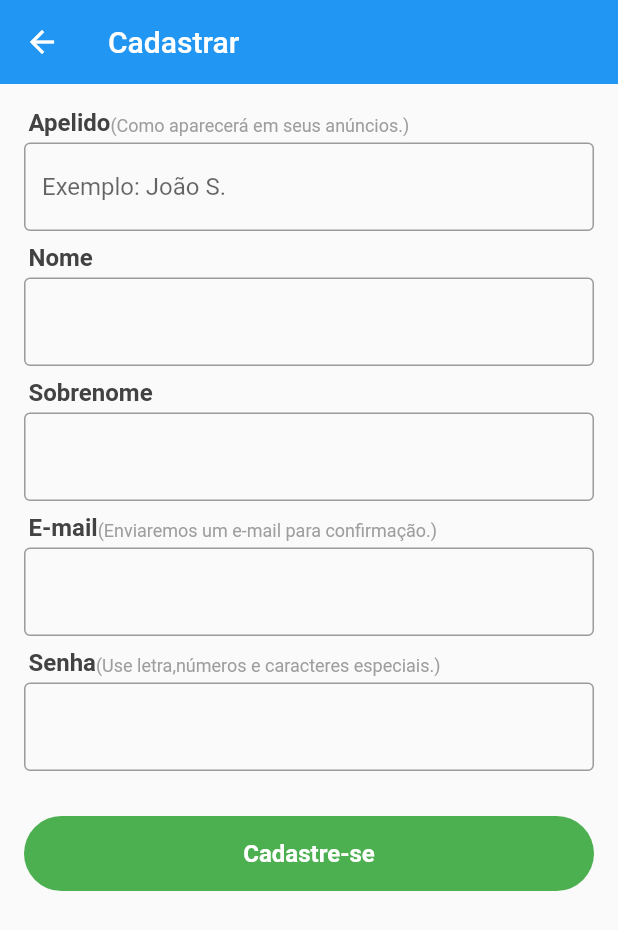
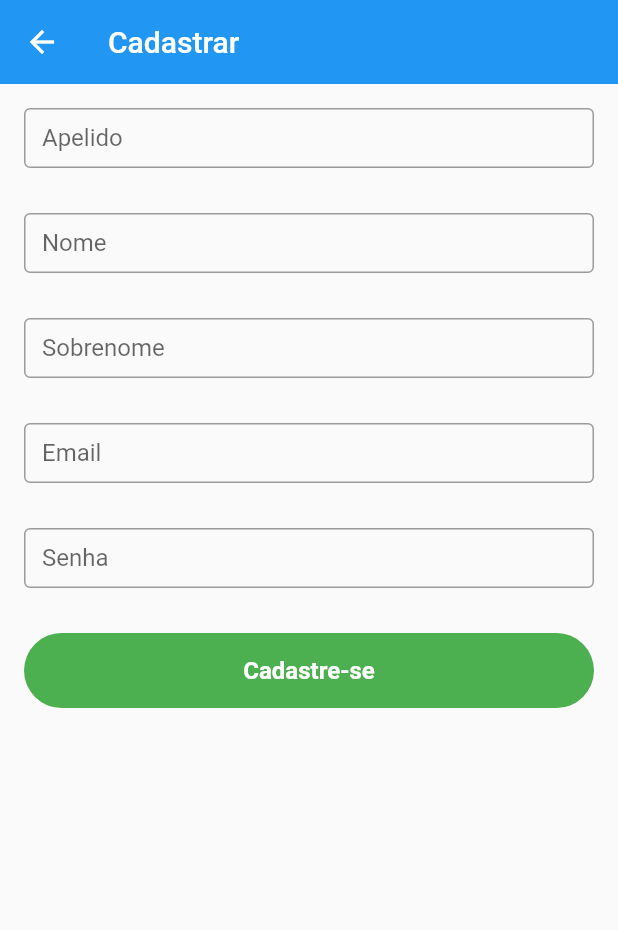
Before and after one commit to SergioJunnior/Teste-Monitora, a Flutter app: the screen it shows after launch, after a tap on "Cadastre-se", on a phone screen of 412 x 824 dp. Shown: the top 930 px of the screen. Run offline on Flutter 3.47's test engine with Material 2 defaults, Android fonts, the phone set to English and light mode, and no system bars; our stand-ins replace rxdart.

Commit message:
Mudanças que lider passou[Mudanças]

```diff
--- a/teste_lider/lib/Validators/login_validator.dart
+++ b/teste_lider/lib/Validators/login_validator.dart
@@ -1,6 +1,7 @@
 import 'dart:async';
 
 import 'package:teste_lider/bloc/login/field_statebloc.dart';
+import 'package:teste_lider/screens/Widgets/login_button.dart';
 
 class LoginValidator {
   final StreamTransformer < String, FieldState > emailValidator = StreamTransformer < String, FieldState > .fromHandlers(
--- a/teste_lider/lib/screens/SignUp/signup_screen.dart
+++ b/teste_lider/lib/screens/SignUp/signup_screen.dart
@@ -1,6 +1,5 @@
 import 'package:flutter/material.dart';
 import 'package:teste_lider/bloc/signup_bloc.dart';
-import 'package:teste_lider/screens/SignUp/widgets/field_title.dart';
 import 'package:teste_lider/screens/SignUp/widgets/password_field.dart';
 
 class SignUpScreen extends StatefulWidget {
@@ -50,14 +49,13 @@ class _SignUpScreenState extends State < SignUpScreen > {
               return ListView(
                 padding: const EdgeInsets.all(16),
                   children: < Widget > [
-                    const FieldTitle(
-                        title: "Apelido",
-                        subtitle: "(Como aparecerá em seus anúncios.)",
-                      ),
-                      TextFormField(
-                        decoration: const InputDecoration(
+                      Container(
+                        height: 40,
+                        child:TextFormField(
+                          decoration: const InputDecoration(
+                            labelText: "Apelido",
                             border: OutlineInputBorder(),
-                            hintText: "Exemplo: João S."
+
                           ),
                           validator: (text) {
                             if (text.length < 6)
@@ -66,36 +64,37 @@ class _SignUpScreenState extends State < SignUpScreen > {
                           },
                           onSaved: _signUpBloc.setApelido,
                       ),
-                      const SizedBox(height: 8),
-                        const FieldTitle(
-                            title: "Nome",
-                            subtitle: "",
-                          ),
-                          TextFormField(
+                      ),
+                      Padding(padding: EdgeInsets.symmetric(vertical:15)),
+                        Container(
+                          height:40,
+                          child: TextFormField(
                             decoration: const InputDecoration(
                                 border: OutlineInputBorder(),
+                                labelText: "Nome"
                               ),
                               onSaved: _signUpBloc.setNome,
                           ),
-                          const SizedBox(height: 8),
-                            const FieldTitle(
-                                title: "Sobrenome",
-                                subtitle: "",
-                              ),
-                              TextFormField(
+                          ),
+                          Padding(padding: EdgeInsets.symmetric(vertical:15)),
+                          Container(
+                                height: 40,
+                              child:TextFormField(
                                 decoration: const InputDecoration(
                                     border: OutlineInputBorder(),
+                                    labelText: "Sobrenome",
                                   ),
                                   onSaved: _signUpBloc.setSobrenome,
                               ),
-                              const SizedBox(height: 8),
-                                const FieldTitle(
-                                    title: "E-mail",
-                                    subtitle: "(Enviaremos um e-mail para confirmação.)",
-                                  ),
-                                  TextFormField(
+                              ),
+
+                                  Padding(padding: EdgeInsets.symmetric(vertical:15)),
+                                  Container(
+                                    height: 40,
+                                    child:TextFormField(
                                     decoration: const InputDecoration(
                                         border: OutlineInputBorder(),
+                                        labelText: "Email"
                                       ),
                                       validator: (text) {
                                         if (text.length < 6 || !text.contains(RegExp(r"^(([^<>()[\]\\.,;:\s@\']+(\.[^<>()[\]\\.,;:\s@\']+)*)|(\'.+\'))@((\[[0-9]{1,3}\.[0-9]{1,3}\.[0-9]{1,3}\.[0-9]{1,3}\])|(([a-zA-Z\-0-9]+\.)+[a-zA-Z]{2,}))$")))
@@ -104,12 +103,8 @@ class _SignUpScreenState extends State < SignUpScreen > {
 
                                       },
                                       onSaved: _signUpBloc.setEmail,
-                                  ),
-                                  const SizedBox(height: 8),
-                                    const FieldTitle(
-                                        title: "Senha",
-                                        subtitle: "(Use letra,números e caracteres especiais.)",
-                                      ),
+                                  ),),
+
                                       PasswordField(
                                         onSaved: _signUpBloc.setPassword,
                                       ),
--- a/teste_lider/lib/screens/SignUp/widgets/field_title.dart
+++ /dev/null
@@ -1,37 +0,0 @@
-import 'package:flutter/material.dart';
-
-class FieldTitle extends StatelessWidget {
-
-  const FieldTitle({this.title, this.subtitle});
-
-  final String title;
-  final String subtitle;
-
-  @override
-  Widget build(BuildContext context) {
-    return Padding(
-      padding: const EdgeInsets.only(left:3 , bottom:4),
-      child: Row(
-        crossAxisAlignment: CrossAxisAlignment.end,
-        children:<Widget>[
-          Text(
-            '$title',
-            style: TextStyle(
-              color: Colors.grey[800],
-              fontSize:16,
-              fontWeight: FontWeight.w700,
-            ),
-          ),
-          Text(
-            '$subtitle',
-            style: TextStyle(
-              color:Colors.grey,
-              fontSize:12,
-            ),
-
-          )
-        ]
-      ),
-    );
-  }
-}
--- a/teste_lider/lib/screens/SignUp/widgets/password_field.dart
+++ b/teste_lider/lib/screens/SignUp/widgets/password_field.dart
@@ -73,16 +73,20 @@ class PasswordField extends StatelessWidget {
       validator: (text){
         if (text.isEmpty || _calcScore(text)<2)
         return "Senha inválida";
+        return null;
       },
       builder: (state) {
         return Column(
           crossAxisAlignment: CrossAxisAlignment.stretch,
           children: < Widget > [
-            TextField(
-              decoration: const InputDecoration(border: OutlineInputBorder()),
+            Padding(padding: EdgeInsets.symmetric(vertical:15)),
+            Container(
+            height: 40,
+            child:TextField(
+              decoration: const InputDecoration(border: OutlineInputBorder(), labelText:"Senha"),
                 obscureText: true,
                 onChanged: state.didChange,
-            ),
+            ),),
             if (state.value.isNotEmpty)
             Container(
               margin: const EdgeInsets.only(top: 6),
--- a/teste_lider/lib/screens/Widgets/login_button.dart
+++ b/teste_lider/lib/screens/Widgets/login_button.dart
@@ -10,7 +10,7 @@ class LoginButton extends StatelessWidget {
   @override
   Widget build(BuildContext context) {
     return Container(
-      margin: const EdgeInsets.symmetric(vertical: 24),
+      margin: const EdgeInsets.only(top:24),
         height: 50,
         child: StreamBuilder < ButtonState > (
           stream: loginBloc.outLoginButton,
--- a/teste_lider/lib/screens/login_screen.dart
+++ b/teste_lider/lib/screens/login_screen.dart
@@ -4,7 +4,7 @@ import 'package:teste_lider/bloc/login/login_bloc.dart';
 import 'package:teste_lider/screens/SignUp/signup_screen.dart';
 import 'package:teste_lider/screens/Widgets/facebook_button.dart';
 import 'package:teste_lider/screens/Widgets/login_button.dart';
-import 'package:teste_lider/screens/Widgets/or_divide.dart';
+
 
 class LoginScreen extends StatefulWidget {
   @override
@@ -14,6 +14,7 @@ class LoginScreen extends StatefulWidget {
 class _LoginScreenState extends State < LoginScreen > {
 
   LoginBloc _loginBloc = LoginBloc();
+
 
   @override
   Widget build(BuildContext context) {
@@ -25,63 +26,36 @@ class _LoginScreenState extends State < LoginScreen > {
             children: < Widget > [
               ClipRRect(
                 child: Container(
-                  padding: EdgeInsets.only(top: 50, bottom: 15, ),
+                  padding: EdgeInsets.only(top: 75, bottom: 50, ),
                   child: Image.asset(
                     'images/logo.jpg',
                     height: 150,
                   ),
                 )
               ),
-              FacebookButton(_loginBloc),
-              Ordivider(),
-              Padding(padding: const EdgeInsets.only(top: 20, bottom: 11),
-                child: Text(
-                  "Acessar com E-mail:",
-                  textAlign: TextAlign.center,
-                  style: TextStyle(fontSize: 16, color: Colors.grey[900]),
-
-                ), ),
-              Padding(
-                padding: const EdgeInsets.only(left: 3, bottom: 4),
-                  child: Text(
-                    "E-mail",
-                    style: TextStyle(
-                      color: Colors.grey[800],
-                      fontSize: 16,
-                      fontWeight: FontWeight.w700,
-                    )
-                  ),
-              ),
               StreamBuilder < FieldState > (
                 stream: _loginBloc.outEmail,
                 initialData: FieldState(),
                 builder: (context, snapshot) {
-                  return TextField(
+                  return Container(
+                  height: 40,
+                  child: TextFormField(
                     keyboardType: TextInputType.emailAddress,
                     autocorrect: false,
                     decoration: InputDecoration(
+                      labelText: "Email",
                       border: const OutlineInputBorder(),
-                        errorText: snapshot.data.error,
+                       errorText: snapshot.data.error,
                     ),
                     onChanged: _loginBloc.changeEmail,
                     enabled: snapshot.data.enabled,
-                  );
+                  ),);
                 },
               ),
               Padding(
-                padding: const EdgeInsets.only(left: 3, bottom: 4, top: 26),
+                padding: const EdgeInsets.only(left: 180, bottom: 4, top: 14),
                   child: Row(
                     children: < Widget > [
-                      Expanded(
-                        child: Text(
-                          "Senha",
-                          style: TextStyle(
-                            color: Colors.grey[800],
-                            fontSize: 16,
-                            fontWeight: FontWeight.w700
-                          ),
-                        ),
-                      ),
                       GestureDetector(
                         child: Text(
                           "Esqueceu sua senha?",
@@ -100,18 +74,24 @@ class _LoginScreenState extends State < LoginScreen > {
                 stream: _loginBloc.outPassword,
                 initialData: FieldState(),
                 builder: (context, snapshot) {
-                  return TextField(
+                  return Container(
+                    height: 40,
+                   child: TextField(
                     autocorrect: false,
                     obscureText: true,
+
                     decoration: InputDecoration(
+                      labelText: "Senha",
                       border: const OutlineInputBorder(),
                         errorText: snapshot.data.error,
                     ),
                     onChanged: _loginBloc.changePassword,
                     enabled: snapshot.data.enabled,
-                  );
+                  ),
+                );
                 }),
               LoginButton(_loginBloc),
+              FacebookButton(_loginBloc),
               Divider(
                 color: Colors.grey,
               ),
```
